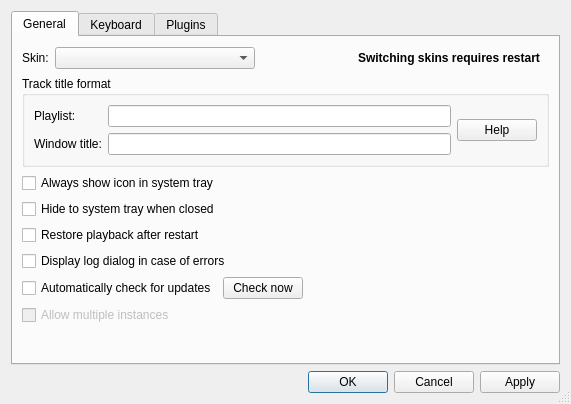
The window that src/preferencesDialog.ui (nulloy/nulloy) describes before a commit, drawn with Qt 5.
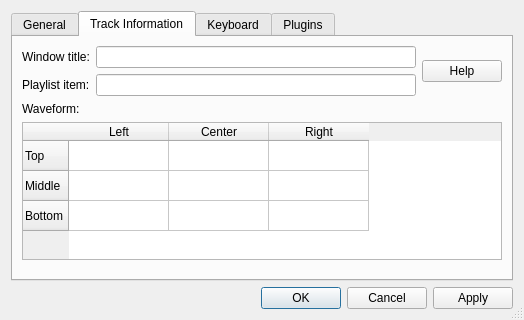
The same window after the commit. The open tabs and pages were chosen to show the change. Custom widgets are drawn as their Qt base class.

Commit message: trackInfoWidget implemented

Patch:
```diff
--- a/src/preferencesDialog.ui
+++ b/src/preferencesDialog.ui
@@ -6,8 +6,8 @@
    <rect>
     <x>0</x>
     <y>0</y>
-    <width>571</width>
-    <height>404</height>
+    <width>524</width>
+    <height>320</height>
    </rect>
   </property>
   <property name="windowTitle">
@@ -91,53 +91,6 @@
          </item>
         </layout>
        </item>
-       <item>
-        <widget class="QGroupBox" name="groupBox">
-         <property name="title">
-          <string>Track title format</string>
-         </property>
-         <layout class="QHBoxLayout" name="horizontalLayout_5">
-          <item>
-           <layout class="QVBoxLayout" name="verticalLayout_6">
-            <item>
-             <widget class="QLabel" name="playlistTitleFormaLabel">
-              <property name="text">
-               <string>Playlist:</string>
-              </property>
-             </widget>
-            </item>
-            <item>
-             <widget class="QLabel" name="windowTitleFormatLabel">
-              <property name="text">
-               <string>Window title:</string>
-              </property>
-             </widget>
-            </item>
-           </layout>
-          </item>
-          <item>
-           <layout class="QVBoxLayout" name="verticalLayout_7">
-            <item>
-             <widget class="QLineEdit" name="playlistTitleFormatLineEdit"/>
-            </item>
-            <item>
-             <widget class="QLineEdit" name="windowTitleFormatLineEdit"/>
-            </item>
-           </layout>
-          </item>
-          <item>
-           <widget class="QPushButton" name="titleFormatHelpButton">
-            <property name="text">
-             <string>Help</string>
-            </property>
-           </widget>
-          </item>
-         </layout>
-         <zorder>titleFormatHelpButton</zorder>
-         <zorder></zorder>
-         <zorder></zorder>
-        </widget>
-       </item>
        <item>
         <widget class="QCheckBox" name="trayIconCheckBox">
          <property name="text">
@@ -253,6 +206,123 @@
        </item>
       </layout>
      </widget>
+     <widget class="QWidget" name="tab">
+      <attribute name="title">
+       <string>Track Information</string>
+      </attribute>
+      <layout class="QVBoxLayout" name="verticalLayout_4">
+       <item>
+        <widget class="QWidget" name="widget" native="true">
+         <layout class="QHBoxLayout" name="horizontalLayout_3">
+          <property name="margin">
+           <number>0</number>
+          </property>
+          <item>
+           <layout class="QVBoxLayout" name="verticalLayout_6">
+            <item>
+             <widget class="QLabel" name="windowTrackInfoLabel">
+              <property name="text">
+               <string>Window title:</string>
+              </property>
+             </widget>
+            </item>
+            <item>
+             <widget class="QLabel" name="playlistTrackInfoLabel">
+              <property name="text">
+               <string>Playlist item:</string>
+              </property>
+             </widget>
+            </item>
+           </layout>
+          </item>
+          <item>
+           <layout class="QVBoxLayout" name="verticalLayout_7">
+            <item>
+             <widget class="QLineEdit" name="windowTrackInfoLineEdit"/>
+            </item>
+            <item>
+             <widget class="QLineEdit" name="playlistTrackInfoLineEdit"/>
+            </item>
+           </layout>
+          </item>
+          <item>
+           <widget class="QPushButton" name="titleFormatHelpButton">
+            <property name="text">
+             <string>Help</string>
+            </property>
+           </widget>
+          </item>
+         </layout>
+        </widget>
+       </item>
+       <item>
+        <widget class="QLabel" name="label">
+         <property name="text">
+          <string>Waveform:</string>
+         </property>
+        </widget>
+       </item>
+       <item>
+        <widget class="QTableWidget" name="waveformTrackInfoTable">
+         <property name="sizePolicy">
+          <sizepolicy hsizetype="Expanding" vsizetype="Preferred">
+           <horstretch>0</horstretch>
+           <verstretch>0</verstretch>
+          </sizepolicy>
+         </property>
+         <property name="selectionMode">
+          <enum>QAbstractItemView::SingleSelection</enum>
+         </property>
+         <row>
+          <property name="text">
+           <string>Top</string>
+          </property>
+         </row>
+         <row>
+          <property name="text">
+           <string>Middle</string>
+          </property>
+         </row>
+         <row>
+          <property name="text">
+           <string>Bottom</string>
+          </property>
+         </row>
+         <column>
+          <property name="text">
+           <string>Left</string>
+          </property>
+         </column>
+         <column>
+          <property name="text">
+           <string>Center</string>
+          </property>
+         </column>
+         <column>
+          <property name="text">
+           <string>Right</string>
+          </property>
+         </column>
+        </widget>
+       </item>
+       <item>
+        <spacer name="verticalSpacer_3">
+         <property name="orientation">
+          <enum>Qt::Vertical</enum>
+         </property>
+         <property name="sizeType">
+          <enum>QSizePolicy::MinimumExpanding</enum>
+         </property>
+         <property name="sizeHint" stdset="0">
+          <size>
+           <width>20</width>
+           <height>10</height>
+          </size>
+         </property>
+        </spacer>
+       </item>
+      </layout>
+     </widget>
      <widget class="QWidget" name="shortcutsTab">
       <attribute name="title">
        <string>Keyboard</string>
```
Left out of the diff: 5 changed lines with no effect on the pictures. The commit also changes 14 other files.
